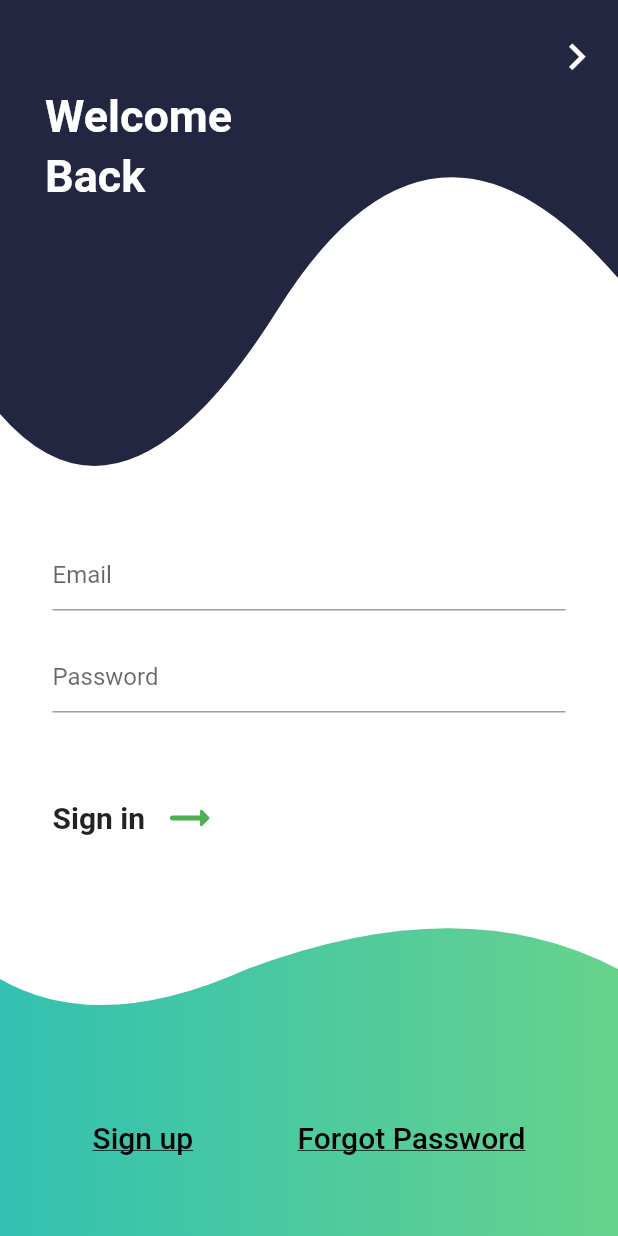
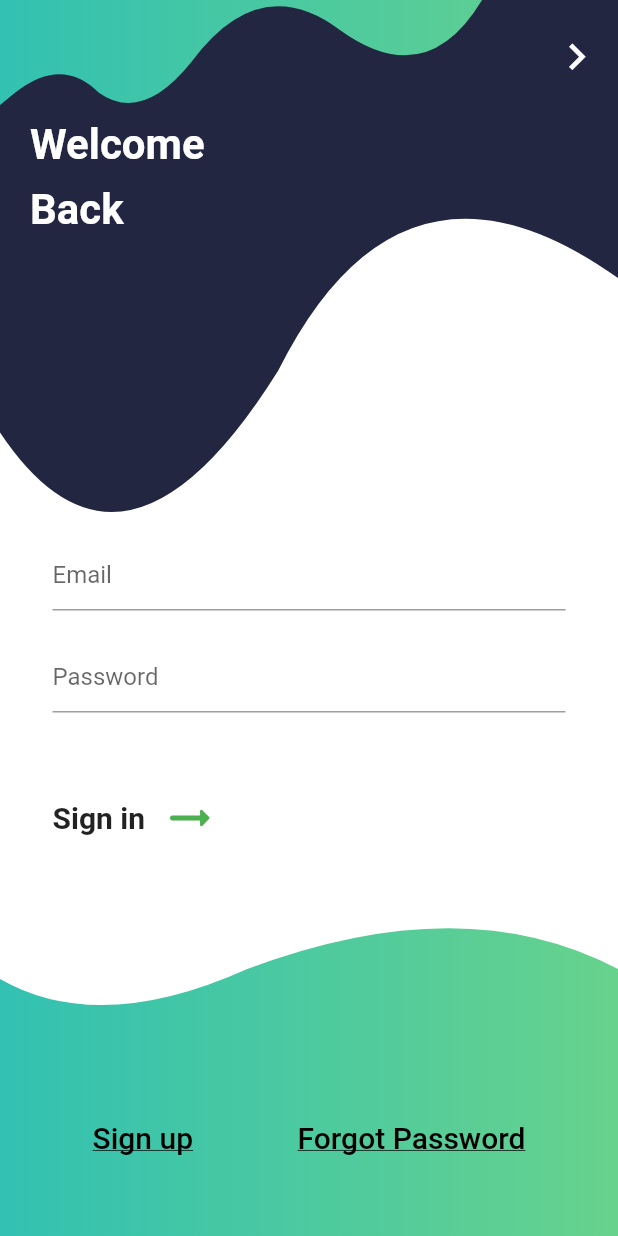
Before and after one commit to bai-93/binanceApp, a Flutter app: the screen it shows after launch, on a phone screen of 412 x 824 dp. Run offline on Flutter 3.47's test engine with Material 2 defaults, Android fonts, the phone set to English and light mode, and no system bars; our stand-ins replace adaptive_theme, flutter_bloc.

Commit message:
complete clipping

```diff
--- a/lib/loginFlow/loginScreen.dart
+++ b/lib/loginFlow/loginScreen.dart
@@ -75,20 +75,24 @@ class _LoginScreenState extends BaseScreenState<LoginScreen>
                 ),
               ),
             ),
+            gradientContainer([
+              const Color.fromARGB(255, 103, 210, 140),
+              const Color.fromARGB(255, 50, 193, 178)
+            ], getSizeScreen().height * 0.1),
             Positioned(
                 top: 0.0,
                 left: 0.0,
                 child: ClipPath(
                   clipper: TopContentClip(),
                   child: Container(
-                      color: Color.fromARGB(255, 35, 38, 65),
+                      color: const Color.fromARGB(255, 35, 38, 65),
                       width: getSizeScreen().width,
                       height: getSizeScreen().height * 0.5,
-                      child: const Stack(
+                      child: Stack(
                         children: [
-                          Positioned(
-                            top: 60.0,
-                            left: 30.0,
+                          const Positioned(
+                            top: 80.0,
+                            left: 20.0,
                             child: Column(
                               crossAxisAlignment: CrossAxisAlignment.start,
                               children: [
@@ -96,35 +100,41 @@ class _LoginScreenState extends BaseScreenState<LoginScreen>
                                   'Welcome',
                                   style: TextStyle(
                                       color: Colors.white,
-                                      fontSize: 30.0,
-                                      fontWeight: FontWeight.bold),
+                                      fontSize: 28.0,
+                                      fontWeight: FontWeight.w600),
                                 ),
                                 SizedBox(
-                                  height: 5.0,
+                                  height: 10.0,
                                 ),
                                 Text('Back',
                                     style: TextStyle(
                                         color: Colors.white,
-                                        fontSize: 30.0,
-                                        fontWeight: FontWeight.bold))
+                                        fontSize: 28.0,
+                                        fontWeight: FontWeight.w600))
                               ],
                             ),
                           ),
                           Align(
                             alignment: Alignment.topRight,
                             child: Column(children: [
-                              SizedBox(
+                              const SizedBox(
                                 height: 20.0,
                               ),
                               Row(
                                   mainAxisAlignment: MainAxisAlignment.end,
                                   children: [
-                                    Icon(
-                                      Icons.keyboard_arrow_right_outlined,
-                                      color: Colors.white,
-                                      size: 35.0,
+                                    GestureDetector(
+                                      onTap: () {
+                                        debugPrint(
+                                            'welcome back RIGHT_TOP_button');
+                                      },
+                                      child: const Icon(
+                                        Icons.keyboard_arrow_right_outlined,
+                                        color: Colors.white,
+                                        size: 35.0,
+                                      ),
                                     ),
-                                    SizedBox(
+                                    const SizedBox(
                                       width: 10.0,
                                     )
                                   ]),
@@ -205,12 +215,17 @@ class TopContentClip extends CustomClipper<Path> {
     double width = size.width;
 
     Path path = Path();
-    path.moveTo(0.0, height * 0.67);
+    path.moveTo(0.0, height * 0.7);
+    path.quadraticBezierTo(width * 0.2, height, width * 0.45, height * 0.6);
+    path.quadraticBezierTo(width * 0.65, height * 0.2, width, height * 0.45);
+    path.lineTo(width, 0.0);
+    path.lineTo(width * 0.78, 0.0);
+    path.quadraticBezierTo(width * 0.69, height * 0.15, width * 0.55, 20.0);
+    path.quadraticBezierTo(width * 0.42, -20.0, width * 0.31, height * 0.1);
     path.quadraticBezierTo(
-        width * 0.2, height * 0.9, width * 0.45, height * 0.5);
-    path.quadraticBezierTo(width * 0.7, height * 0.1, width, height * 0.45);
-    path.lineTo(width, 0.0);
-    path.lineTo(0.0, 0.0);
+        width * 0.23, height * 0.2, width * 0.16, height * 0.15);
+    path.quadraticBezierTo(width * 0.1, height * 0.09, 10.0, height * 0.15);
+    path.lineTo(0.0, height * 0.17);
     path.close();
     return path;
   }
```
